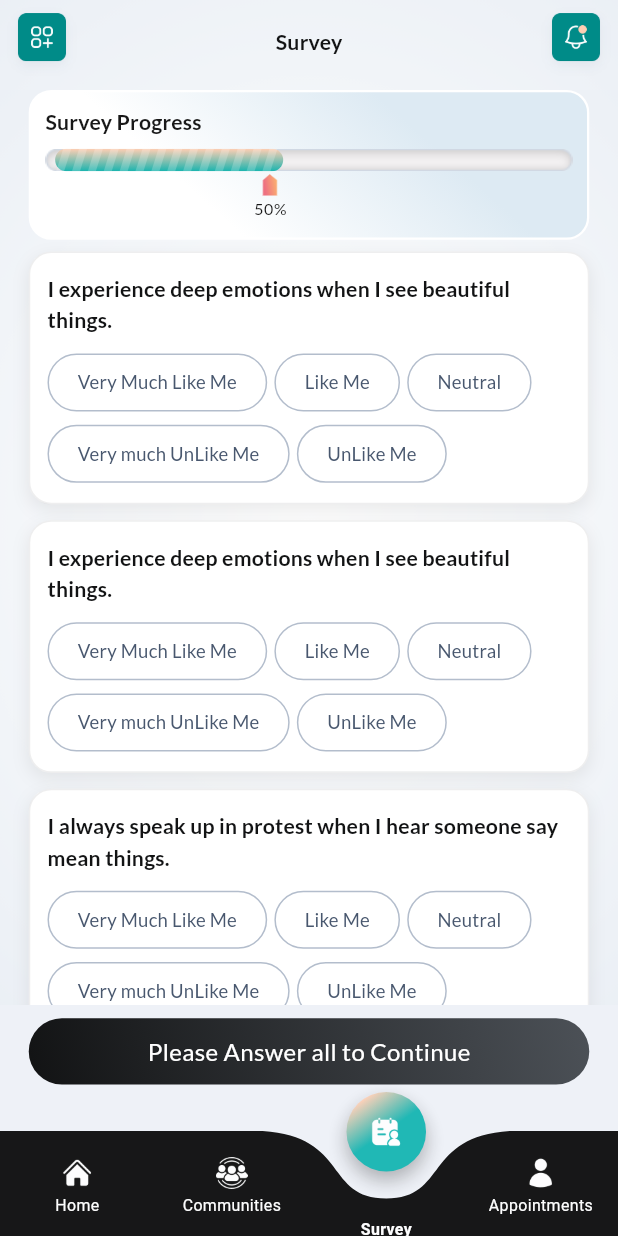
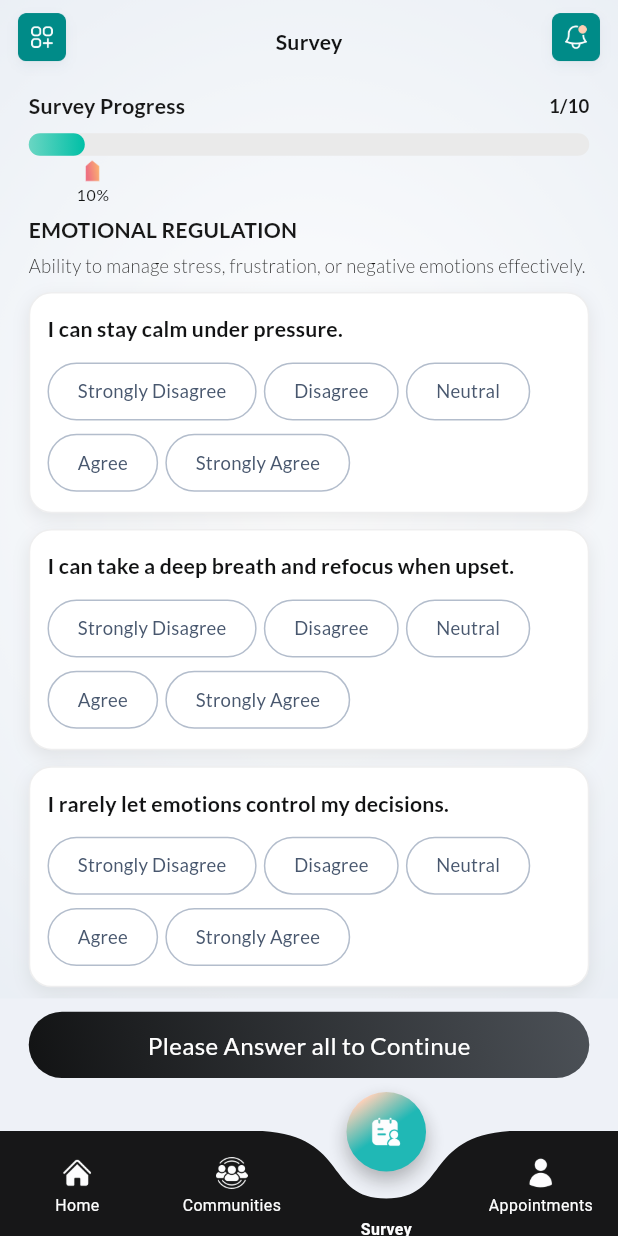
Before and after one commit to alvin0811/WinnersTrainFrontEnd, a Flutter app: the UserHomeScreen screen opened by its route, item 3 of the bottom bar chosen, on a phone screen of 412 x 824 dp. Run offline on Flutter 3.47's test engine with Material 3 defaults, Android fonts, the phone set to English and light mode, and no system bars; our stand-ins replace animated_splash_screen, another_flushbar, carousel_slider, curved_labeled_navigation_bar, dotted_border, dotted_line and 15 more; missing offline and left inert: datepicker_dropdown.

Commit message:
new changes done

```diff
--- a/lib/utils/basic_exports.dart
+++ b/lib/utils/basic_exports.dart
@@ -9,7 +9,7 @@ export 'package:winner_trains_app/resources/theme/text_theme.dart';
 export  'package:winner_trains_app/view/user_resilience/appointments/appointments_page.dart';
 export 'package:winner_trains_app/view/user_resilience/communities/communities_page.dart';
 export 'package:winner_trains_app/view/user_resilience/home/home_fragment.dart';
-export 'package:winner_trains_app/view/user_resilience/survey/survery_page.dart';
+//export 'package:winner_trains_app/view/user_resilience/survey/survery_page.dart';
 export 'package:winner_trains_app/utils/extensions/custom_padding.dart';
 export 'package:provider/provider.dart';
 export 'package:winner_trains_app/utils/routes/route_name.dart';
--- a/lib/utils/routes/route_name.dart
+++ b/lib/utils/routes/route_name.dart
@@ -5,7 +5,7 @@ class RoutesName {
   static const agreement = 'agreement';
   static const onboarding1 = 'onboarding_view1';
   static const onboarding2 = 'onboarding_view2';
-    static const howitWorks = 'how_it_works_view';
+  static const howitWorks = 'how_it_works_view';
 
   // User Auth
   static const preLogin = 'preLogin';
@@ -100,6 +100,16 @@ class RoutesName {
   static const successPlanUpgrade = 'success_plan_upgrade';
   static const liveSession = 'live_session';
   static const userJoinLiveSession = "user_Join_Live_session";
+  static const surveyPage2 = "survey_page2";
+  static const surveyPage3 = "survey_page3";
+  static const surveyPage4 = "survey_page4";
+  static const surveyPage5 = "survey_page5";
+  static const surveyPage6 = "survey_page6";
+  static const surveyPage7 = "survey_page7";
+  static const surveyPage8 = "survey_page8";
+  static const surveyPage9 = "survey_page9";
+  static const surveyPage10 = "survey_page10";
+
   //new
   static const videoReels = 'video_reels';
   static const settings = 'settings';
--- a/lib/view/splash/splash_screen.dart
+++ b/lib/view/splash/splash_screen.dart
@@ -1,7 +1,5 @@
 import 'package:winner_trains_app/utils/basic_exports.dart';
-
 import 'package:animated_splash_screen/animated_splash_screen.dart';
-import 'package:winner_trains_app/view/splash/role_screen.dart';
 import 'package:winner_trains_app/view/user_resilience/others/onboarding/onboarding_view1.dart';
 
 class SplashScreen extends StatelessWidget {
--- a/lib/view/user_resilience/home/user_main_home_screen.dart
+++ b/lib/view/user_resilience/home/user_main_home_screen.dart
@@ -103,7 +103,7 @@ class UserHomeScreen extends StatelessWidget {
                                       arguments: EmotionScreenMode.fromHome,
                                     ))
                             .paddingSymmetric(vertical: 10.h),
-                      if (selectedIndex == 2) 25.verticalSpace,
+                      if (selectedIndex == 2) 30.verticalSpace,
                       Opacity(
                         opacity: 0.9,
                         child: CurvedNavigationBar(
--- a/lib/view/user_resilience/others/how-it-works/how_it_works_view.dart
+++ b/lib/view/user_resilience/others/how-it-works/how_it_works_view.dart
@@ -262,8 +262,9 @@ class HowItWorksView extends StatelessWidget {
           ? Row(
               mainAxisAlignment: MainAxisAlignment.center,
               children: [
-                CustomButton(
-                  width: 207.w,
+                Expanded(
+                  child: CustomButton(
+                  //  width: 207.w,
                     height: 50.h,
                     border: CustomBorder.thin(
                       color: Color(0xff0AB2AE),
@@ -277,15 +278,18 @@ class HowItWorksView extends StatelessWidget {
                   ).inkWell(
                       onTap: () => Navigator.pushNamedAndRemoveUntil(
                           context, RoutesName.selectUser, (r) => false)),
+                ),
                 15.w.horizontalSpace,
-                CustomButton(
-                  width: 207.w,
+                Expanded(
+                  child: CustomButton(
+                  //  width: 207.w,
                     fontsize: 14.sp,
                     height: 50.h,
                     text: 'Continue',
                   ).inkWell(onTap: () {
                     Navigator.pushNamed(context, RoutesName.selectUser);
-                })
+                  }),
+                )
               ],
             ).paddingOnly(
               right: 20.w,
--- a/lib/view/user_resilience/others/onboarding/onboarding_view1.dart
+++ b/lib/view/user_resilience/others/onboarding/onboarding_view1.dart
@@ -105,8 +105,9 @@ class OnboardingView1 extends StatelessWidget {
                 Row(
                   mainAxisAlignment: MainAxisAlignment.center,
                   children: [
-                    CustomButton(
-                      width: 207.w,
+                    Expanded(
+                      child: CustomButton(
+                       // width: 207.w,
                         height: 50.h,
                         border: CustomBorder.thin(
                           color: Color(0xff0AB2AE),
@@ -120,15 +121,18 @@ class OnboardingView1 extends StatelessWidget {
                       ).inkWell(
                           onTap: () => Navigator.pushNamedAndRemoveUntil(
                               context, RoutesName.selectUser, (r) => false)),
+                    ),
                     15.w.horizontalSpace,
-                    CustomButton(
-                      width: 207.w,
+                    Expanded(
+                      child: CustomButton(
+                       // width: 207.w,
                         fontsize: 14.sp,
                         height: 50.h,
                         text: 'Continue',
                       ).inkWell(onTap: () {
                         Navigator.pushNamed(context, RoutesName.onboarding2);
-                    })
+                      }),
+                    )
                   ],
                 ),
                 40.h.verticalSpace
--- a/lib/view/user_resilience/others/onboarding/onboarding_view2.dart
+++ b/lib/view/user_resilience/others/onboarding/onboarding_view2.dart
@@ -86,8 +86,9 @@ class OnboardingView2 extends StatelessWidget {
                 Row(
                   mainAxisAlignment: MainAxisAlignment.center,
                   children: [
-                    CustomButton(
-                      width: 207.w,
+                    Expanded(
+                      child: CustomButton(
+                       // width: 207.w,
                         height: 50.h,
                         border: CustomBorder.thin(
                           color: Color(0xff0AB2AE),
@@ -101,16 +102,19 @@ class OnboardingView2 extends StatelessWidget {
                       ).inkWell(
                           onTap: () => Navigator.pushNamedAndRemoveUntil(
                               context, RoutesName.selectUser, (r) => false)),
+                    ),
                     15.w.horizontalSpace,
-                    CustomButton(
-                      width: 207.w,
+                    Expanded(
+                      child: CustomButton(
+                       // width: 207.w,
                         fontsize: 14.sp,
                         height: 50.h,
                         text: 'Continue',
                       ).inkWell(onTap: () {
                         G().howitWorks = HowitWorks.onBoarding;
                         Navigator.pushNamed(context, RoutesName.howitWorks);
-                    })
+                      }),
+                    )
                   ],
                 ),
                 40.h.verticalSpace
--- a/lib/view/user_resilience/survey/survery_page.dart
+++ /dev/null
@@ -1,47 +0,0 @@
-import 'package:winner_trains_app/utils/basic_exports.dart';
-import 'package:winner_trains_app/utils/extensions/custom_inkwell.dart';
-import 'package:winner_trains_app/view/user_resilience/survey/survey_preferences_card.dart';
-import 'package:winner_trains_app/view/user_resilience/survey/user-survey/survey_completion_emotions.dart';
-import 'package:winner_trains_app/view/widgets/custom_background.dart';
-import 'package:winner_trains_app/view/widgets/custom_button.dart';
-
-class SurveyPage extends StatelessWidget {
-  const SurveyPage({super.key});
-
-  @override
-  Widget build(BuildContext context) {
-    return CustomBackground(
-      child: Scaffold(
-        backgroundColor: Colors.transparent,
-        body: Stack(
-          children: [
-            const Padding(
-              padding: EdgeInsets.only(bottom: 80.0),
-              child: SingleChildScrollView(
-                child: Column(
-                  children: [
-                    SurveyPreferencesCard(),
-                  ],
-                ),
-              ),
-            ),
-
-            // Fixed button at the bottom of the screen
-            // Positioned(
-            //     bottom: 125.h,
-            //     left: 16.w,
-            //     right: 16.w,
-            //     child: const CustomButton(
-            //       text: 'Please Answer all to Continue',
-            //     ).inkWell(
-            //         onTap: () => Navigator.pushNamed(
-            //               context,
-            //               RoutesName.surveyCompletionEmotions,
-            //               arguments: EmotionScreenMode.fromHome,
-            //             ))),
-          ],
-        ),
-      ),
-    );
-  }
-}
--- /dev/null
+++ b/lib/view/user_resilience/survey/survey_page1.dart
@@ -0,0 +1,27 @@
+import 'package:winner_trains_app/utils/basic_exports.dart';
+import 'package:winner_trains_app/view/user_resilience/survey/survey_preferences_card.dart';
+import 'package:winner_trains_app/view/user_resilience/survey/widgets/survey_progress_indicator.dart';
+
+class SurveyPage1 extends StatelessWidget {
+  SurveyPage1({super.key});
+  final List<String> questions = [
+    'I can stay calm under pressure.',
+    'I can take a deep breath and refocus when upset.',
+    'I rarely let emotions control my decisions.',
+    'I can find ways to relax after a stressful event.',
+    'I can recover quickly after emotional setbacks.'
+  ];
+  @override
+  Widget build(BuildContext context) {
+    return SurveyPreferencesCard(
+        questions: questions,
+        sections: 'EMOTIONAL REGULATION',
+        sectionDetail:
+            'Ability to manage stress, frustration, or negative emotions effectively.',
+        sectionCount: '1/10',
+        surveyProgressWidget: const SurveyProgressBar(
+          currentStep: 1, // screen number
+          totalSteps: 10,
+        ));
+  }
+}
--- /dev/null
+++ b/lib/view/user_resilience/survey/survey_page2.dart
@@ -0,0 +1,30 @@
+import 'package:winner_trains_app/utils/basic_exports.dart';
+import 'package:winner_trains_app/view/user_resilience/survey/survey_preferences_card.dart';
+import 'package:winner_trains_app/view/user_resilience/survey/widgets/survey_progress_indicator.dart';
+
+class SurveyPage2 extends StatelessWidget {
+  SurveyPage2({super.key});
+  final List<String> questions = [
+    'I trust my ability to solve unexpected problems.',
+    'I usually find a way to achieve my goals even when things get tough.',
+    'I can adapt my plan if something doesn’t work out.',
+    'I feel confident when taking on something new.',
+    '5.	I rarely feel helpless in challenging situations.'
+  ];
+  @override
+  Widget build(BuildContext context) {
+    return Scaffold(
+      body: SurveyPreferencesCard(
+          questions: questions,
+          sections: 'SELF-EFFICACY',
+          sectionDetail:
+              'Belief in one’s ability to handle challenges successfully',
+          sectionCount: '2/10',
+          surveyProgressWidget: const SurveyProgressBar(
+            currentStep: 2, // screen number
+            totalSteps: 10,
+          )),
+          bottomNavigationBar: ,
+    );
+  }
+}
--- a/lib/view/user_resilience/survey/survey_preferences_card.dart
+++ b/lib/view/user_resilience/survey/survey_preferences_card.dart
@@ -1,80 +1,40 @@
-import 'package:flutter_svg/flutter_svg.dart';
+
 import 'package:winner_trains_app/utils/basic_exports.dart';
 import 'package:winner_trains_app/utils/extensions/custom_border.dart';
 import 'package:winner_trains_app/utils/extensions/custom_border_radius.dart';
 import 'package:winner_trains_app/utils/extensions/custom_box_shadow.dart';
 import 'package:winner_trains_app/view/widgets/preference_widget.dart';
 
-class SurveyPreferencesCard extends StatefulWidget {
-  const SurveyPreferencesCard({
+class SurveyPreferencesCard extends StatelessWidget {
+  final List<String> questions;
+  final String sections;
+  final String sectionDetail;
+  final Widget surveyProgressWidget;
+  final String sectionCount;
+  SurveyPreferencesCard({
     super.key,
+    required this.questions,
+    required this.sections,
+    required this.sectionDetail,
+    required this.sectionCount, required this.surveyProgressWidget,
   });
 
-  @override
-  _SurveyQuestionState createState() => _SurveyQuestionState();
-}
-
-class _SurveyQuestionState extends State<SurveyPreferencesCard> {
   final List<String> surveyOptions = [
-    "Very Much Like Me",
-    "Like Me",
+    "Strongly Disagree",
+    "Disagree",
     "Neutral",
-    "Very much UnLike Me",
-    "UnLike Me"
+    "Agree",
+    "Strongly Agree"
   ];
-  final List<String> surveyQuestions = [
-    'I experience deep emotions when I see beautiful things.',
-    'I experience deep emotions when I see beautiful things.',
-    'I always speak up in protest when I hear someone say mean things.',
-    'I am always coming up with new ways to do things.',
-    'I have many interests.',
-    'I always treat people fairly whether I like them or not.',
-    'I do not want to see anyone suffer, even my worst enemy.',
-    'I always keep my promises.',
-    'I can always find the positive in what seems negative to others .',
-    'I try to add some humor to whatever I do.',
-  ];
-  final ValueNotifier<int?> selectedIndex = ValueNotifier<int?>(null);
-
-  @override
-  void dispose() {
-    selectedIndex.dispose();
-    super.dispose();
-  }
 
   @override
   Widget build(BuildContext context) {
-    return Column(
+    return SingleChildScrollView(
+      child: Column(
         crossAxisAlignment: CrossAxisAlignment.start,
         children: [
-        Container(
-          padding: EdgeInsets.symmetric(horizontal: 10.w, vertical: 10.h),
-          width: double.infinity,
-          height: 113.h,
-          decoration: BoxDecoration(
-            gradient: const LinearGradient(
-              begin: Alignment(-0.23, 0.97),
-              end: Alignment(0.23, -0.97),
-              colors: [
-                Color(0xffFFFFFF),
-                Color(0xffDDEAF3),
-              ],
-            ),
-            boxShadow: [
-              BoxShadow(
-                color: Color(0xff0000000F),
-                offset: Offset(0, 0),
-                blurRadius: 15.r,
-              ),
-            ],
-            borderRadius: CustomBorderRadius.medium,
-            border: CustomBorder.dynamicBorder(
-              color: context.primary,
-              width: 1.5,
-            ),
-          ),
-          child: Column(
-            crossAxisAlignment: CrossAxisAlignment.start,
+          Row(
+            mainAxisAlignment: MainAxisAlignment.spaceBetween,
             children: [
               Text(
                 'Survey Progress',
@@ -83,64 +43,44 @@ class _SurveyQuestionState extends State<SurveyPreferencesCard> {
                   fontWeight: FontWeight.w600,
                 ),
               ),
-              10.h.verticalSpace,
-              Stack(
-                alignment: Alignment.centerLeft,
-                children: [
-                  // Background progress bar image
-                  Image.asset(
-                    AppAssets.images.backgroundImage,
-                    width: 369.5.w,
-                    height: 17.h,
-                    fit: BoxFit.fill,
-                  ),
-
-                  // Indicator arrow + text
-                  Positioned(
-                    left: 0.w,
-                    top: 0.h,
-                    child: Column(
-                      children: [
-                        SvgPicture.asset(
-                          AppAssets.images.halfIndicatorImage,
-                          height: 17.h,
-                          width: 175.w,
-                        ),
-                      ],
+              Text(
+                sectionCount,
+                style: context.titleMedium.copyWith(
+                  color: const Color(0xff181818),
+                  fontSize: 14.sp,
+                  fontWeight: FontWeight.w600,
                 ),
               ),
             ],
           ),
-              SizedBox(height: 2.h),
-              Padding(
-                padding: EdgeInsets.only(left: 145.w),
-                child: Column(
-                  children: [
-                    Image.asset(AppAssets.icon.surveyArrowIcon,
-                        width: 11.08.w, height: 16.96.h, fit: BoxFit.cover),
-                    2.h.verticalSpace,
+          10.h.verticalSpace,
+          surveyProgressWidget,
+          50.h.verticalSpace,
           Text(
-                      '50%',
-                      style: context.labelMedium.copyWith(
-                          fontSize: 12.sp,
-                          color: Color(0xff181818),
-                          fontWeight: FontWeight.w500),
+             sections,
+            style: context.titleMedium.copyWith(
+                color: const Color(0xff181818),
+                fontWeight: FontWeight.w600,
+                fontSize: 16.sp),
           ),
-                  ],
-                ),
-              ),
-            ],
-          ),
+          5.h.verticalSpace,
+          Text(
+            sectionDetail,
+            style: context.titleMedium.copyWith(
+                color: const Color(0xff181818),
+                fontWeight: FontWeight.w300,
+                fontSize: 14.sp),
           ),
           10.h.verticalSpace,
           ListView.builder(
-            itemCount: surveyQuestions.length,
+              itemCount: surveyOptions.length,
               shrinkWrap: true,
               physics: NeverScrollableScrollPhysics(),
               itemBuilder: (context, index) {
                 return Container(
                   width: double.infinity,
-                padding: EdgeInsets.symmetric(horizontal: 12.w, vertical: 15.h),
+                  padding:
+                      EdgeInsets.symmetric(horizontal: 12.w, vertical: 15.h),
                   margin: EdgeInsets.only(bottom: 12.h),
                   decoration: BoxDecoration(
                       color: context.primary,
@@ -151,7 +91,7 @@ class _SurveyQuestionState extends State<SurveyPreferencesCard> {
                     crossAxisAlignment: CrossAxisAlignment.start,
                     children: [
                       Text(
-                      surveyQuestions[index],
+                        questions[index],
                         style: context.titleMedium
                             .copyWith(fontWeight: FontWeight.w600),
                       ),
@@ -168,6 +108,15 @@ class _SurveyQuestionState extends State<SurveyPreferencesCard> {
                 );
               }),
         ],
-    ).paddingSymmetric(horizontal: 20.w);
+      ).paddingSymmetric(horizontal: 20.w),
+    );
   }
 }
+
+// final ValueNotifier<int?> selectedIndex = ValueNotifier<int?>(null);
+
+  // @override
+  // void dispose() {
+  //   selectedIndex.dispose();
+  //   super.dispose();
+  // }
--- a/lib/view/user_resilience/survey/user-survey/survey_preferences_card.dart
+++ b/lib/view/user_resilience/survey/user-survey/survey_preferences_card.dart
@@ -43,7 +43,8 @@ class _SurveyQuestionState extends State<SurveyPreferencesCard> {
 
   @override
   Widget build(BuildContext context) {
-    return Column(
+    return SingleChildScrollView(
+      child: Column(
         crossAxisAlignment: CrossAxisAlignment.start,
         children: [
           Container(
@@ -86,7 +87,7 @@ class _SurveyQuestionState extends State<SurveyPreferencesCard> {
           ListView.builder(
               itemCount: surveyQuestions.length,
               shrinkWrap: true,
-            physics: NeverScrollableScrollPhysics(),
+              physics: AlwaysScrollableScrollPhysics(),
               itemBuilder: (context, index) {
                 return Container(
                   width: double.infinity,
@@ -117,6 +118,7 @@ class _SurveyQuestionState extends State<SurveyPreferencesCard> {
                 );
               }),
         ],
-    ).paddingSymmetric(horizontal: 20.w);
+      ).paddingSymmetric(horizontal: 20.w),
+    );
   }
 }
--- a/lib/view/user_resilience/survey/user-survey/user_survey.dart
+++ b/lib/view/user_resilience/survey/user-survey/user_survey.dart
@@ -1,7 +1,5 @@
 import 'package:winner_trains_app/utils/basic_exports.dart';
-
 import 'package:winner_trains_app/utils/extensions/custom_inkwell.dart';
-import 'package:winner_trains_app/view/user_resilience/survey/survey_preferences_card.dart';
 import 'package:winner_trains_app/view/user_resilience/survey/user-survey/survey_completion_emotions.dart';
 import 'package:winner_trains_app/view/widgets/custom_appbar.dart';
 import 'package:winner_trains_app/view/widgets/custom_background.dart';
@@ -18,9 +16,9 @@ class UserSurvey extends StatelessWidget {
         appBar: const CustomAppBar(
           title: 'Survey',
         ),
-        body: const SingleChildScrollView(
-          child: SurveyPreferencesCard(),
-        ),
+        // body: const SingleChildScrollView(
+        //   child: SurveyPreferencesCard(),
+        // ),
         bottomNavigationBar: Padding(
           padding: EdgeInsets.symmetric(vertical: 20.h, horizontal: 20.h),
           child: Row(
--- /dev/null
+++ b/lib/view/user_resilience/survey/widgets/survey_progress_indicator.dart
@@ -0,0 +1,80 @@
+import 'package:winner_trains_app/utils/basic_exports.dart';
+
+class SurveyProgressBar extends StatelessWidget {
+  final int currentStep;
+  final int totalSteps;
+
+  const SurveyProgressBar({
+    super.key,
+    required this.currentStep,
+    required this.totalSteps,
+  });
+
+  @override
+  Widget build(BuildContext context) {
+    final progress = currentStep / totalSteps;
+
+    return LayoutBuilder(
+      builder: (context, constraints) {
+        final barWidth = constraints.maxWidth;
+        final indicatorX = barWidth * progress;
+
+        return Column(
+          crossAxisAlignment: CrossAxisAlignment.start,
+          children: [
+            Stack(
+              clipBehavior: Clip.none,
+              children: [
+                // Background bar
+                Container(
+                  height: 17.h,
+                  width: barWidth,
+                  decoration: BoxDecoration(
+                    borderRadius: BorderRadius.circular(20),
+                    color: const Color(0xffEAEAEA),
+                  ),
+                ),
+
+                // Filled progress
+                AnimatedContainer(
+                  duration: const Duration(milliseconds: 300),
+                  height: 17.h,
+                  width: barWidth * progress,
+                  decoration: BoxDecoration(
+                    borderRadius: BorderRadius.circular(20),
+                    gradient: const LinearGradient(
+                      colors: [Color(0xff6AD6C3), Color(0xff00BFA6)],
+                    ),
+                  ),
+                ),
+
+                // Arrow indicator
+                Positioned(
+                  left: indicatorX - 6.w,
+                  top: 20.h,
+                  child: Column(
+                    children: [
+                      Image.asset(
+                        AppAssets.icon.surveyArrowIcon,
+                        width: 11.w,
+                        height: 17.h,
+                      ),
+                      2.h.verticalSpace,
+                      Text(
+                        '${(progress * 100).round()}%',
+                        style: context.labelMedium.copyWith(
+                          fontSize: 12.sp,
+                          fontWeight: FontWeight.w500,
+                        ),
+                      ),
+                    ],
+                  ),
+                ),
+              ],
+            ),
+          ],
+        );
+      },
+    );
+  }
+}
--- a/lib/viewModel/user_view_models/home_view_model.dart
+++ b/lib/viewModel/user_view_models/home_view_model.dart
@@ -1,5 +1,6 @@
 import 'package:winner_trains_app/utils/basic_exports.dart';
 import 'package:winner_trains_app/utils/extensions/custom_log.dart';
+import 'package:winner_trains_app/view/user_resilience/survey/survey_page1.dart';
 
 class UserHomeViewModel extends ChangeNotifier {
   // int _bottomNavIndex = 0;
@@ -42,7 +43,7 @@ class UserHomeViewModel extends ChangeNotifier {
   final List<Widget> _pages = [
     HomeFragmentScreen(),
       CommunitiesPage(),
-      SurveyPage(),
+      SurveyPage1(),
       AppointmentsPage(),
   ];
   List<Widget> get pages => _pages;
```
Also changed, not shown: pubspec.lock, 3 other files. Lines whose indentation alone changed are shown as unchanged.
